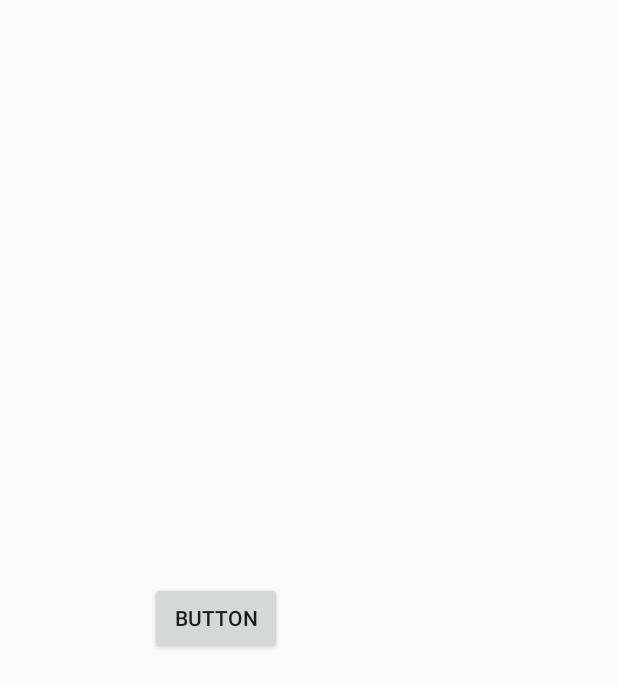
After one commit to m-anas-j/AutomatedAttendanceSystemFaculty, an Android app: the FacultyCourses screen opened directly, with no data from a screen before it, on a phone screen of 412 x 824 dp. The commit adds this screen. Shown: the top 687 px of the screen. Run offline under Robolectric (Android 15) with nearby library versions, the phone set to English and light mode, and no system bars.

```diff
--- a/app/src/main/AndroidManifest.xml
+++ b/app/src/main/AndroidManifest.xml
@@ -38,7 +38,8 @@
         </activity>
         <activity android:name=".SuccessScreenActivity" />
         <activity android:name=".FacultySignupActivity" />
-        <activity android:name=".ViewFacultyDatabase"></activity>
+        <activity android:name=".ViewFacultyDatabase" />
+        <activity android:name=".FacultyCourses"></activity>
     </application>
 
 </manifest>
--- a/app/src/main/java/com/example/weisslogia/automatedattendancesystemfaculty/Courses.java
+++ b/app/src/main/java/com/example/weisslogia/automatedattendancesystemfaculty/Courses.java
@@ -4,6 +4,7 @@ import android.content.Intent;
 import android.support.v7.app.AppCompatActivity;
 import android.os.Bundle;
 import android.view.View;
+import android.widget.Button;
 import android.widget.TextView;
 
 import java.util.Calendar;
@@ -23,6 +24,10 @@ public class Courses extends AppCompatActivity {
         date = date.substring(0, Math.min(date.length(), 10));  //Math.min returns the lesser value of the two.
         currentDate = (TextView)findViewById(R.id.currentDate);
         currentDate.setText(date);
+
+        //test
+        /*Button test = new Button(this);
+        test.setBackground(R.drawable.ripple_courses);*/
     }
 
     public void onCoursesButtonClicked(View view)
--- /dev/null
+++ b/app/src/main/java/com/example/weisslogia/automatedattendancesystemfaculty/FacultyCourses.java
@@ -0,0 +1,23 @@
+package com.example.weisslogia.automatedattendancesystemfaculty;
+
+import android.database.Cursor;
+import android.database.sqlite.SQLiteDatabase;
+import android.support.v7.app.AppCompatActivity;
+import android.os.Bundle;
+
+import java.util.ArrayList;
+
+public class FacultyCourses extends AppCompatActivity {
+
+    FacultyDBHandler facultyDBHandler;
+    ArrayList<String> courses;
+
+    @Override
+    protected void onCreate(Bundle savedInstanceState) {
+        super.onCreate(savedInstanceState);
+        setContentView(R.layout.activity_faculty_courses);
+
+        facultyDBHandler = new FacultyDBHandler(this,null,null,1);
+
+    }
+}
--- /dev/null
+++ b/app/src/main/res/layout/activity_faculty_courses.xml
@@ -0,0 +1,16 @@
+<?xml version="1.0" encoding="utf-8"?>
+<android.support.v7.widget.LinearLayoutCompat xmlns:android="http://schemas.android.com/apk/res/android"
+    xmlns:app="http://schemas.android.com/apk/res-auto"
+    xmlns:tools="http://schemas.android.com/tools"
+    android:layout_width="match_parent"
+    android:layout_height="match_parent"
+    tools:context=".FacultyCourses">
+
+    <Button
+        android:id="@+id/button"
+        android:layout_width="wrap_content"
+        android:layout_height="wrap_content"
+        android:layout_gravity="center"
+        android:layout_marginHorizontal="100dp"
+        android:text="Button" />
+</android.support.v7.widget.LinearLayoutCompat>
```
Also changed, not shown: app/src/main/java/com/example/weisslogia/automatedattendancesystemfaculty/CourseInfo.java (added, +43 -0 lines), app/src/main/java/com/example/weisslogia/automatedattendancesystemfaculty/FacultyDBHandler.java (+42 -5 lines), app/src/main/java/com/example/weisslogia/automatedattendancesystemfaculty/FacultySignupActivity.java (+6 -2 lines), app/src/main/java/com/example/weisslogia/automatedattendancesystemfaculty/ViewFacultyDatabase.java (+12 -1 lines).
